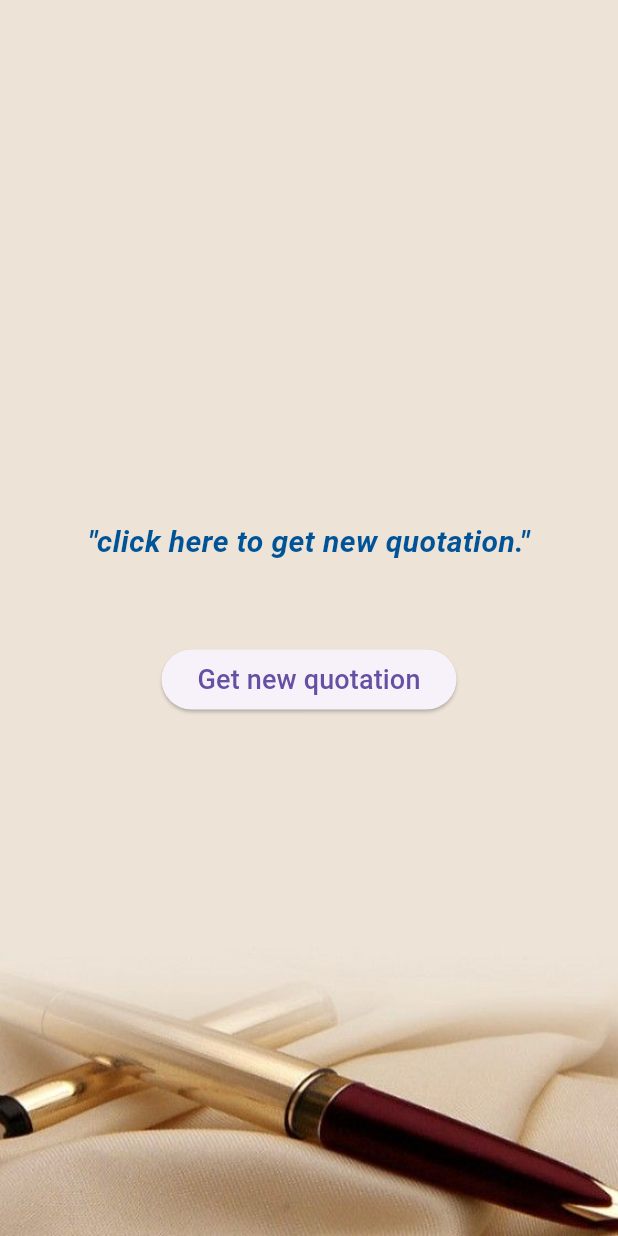
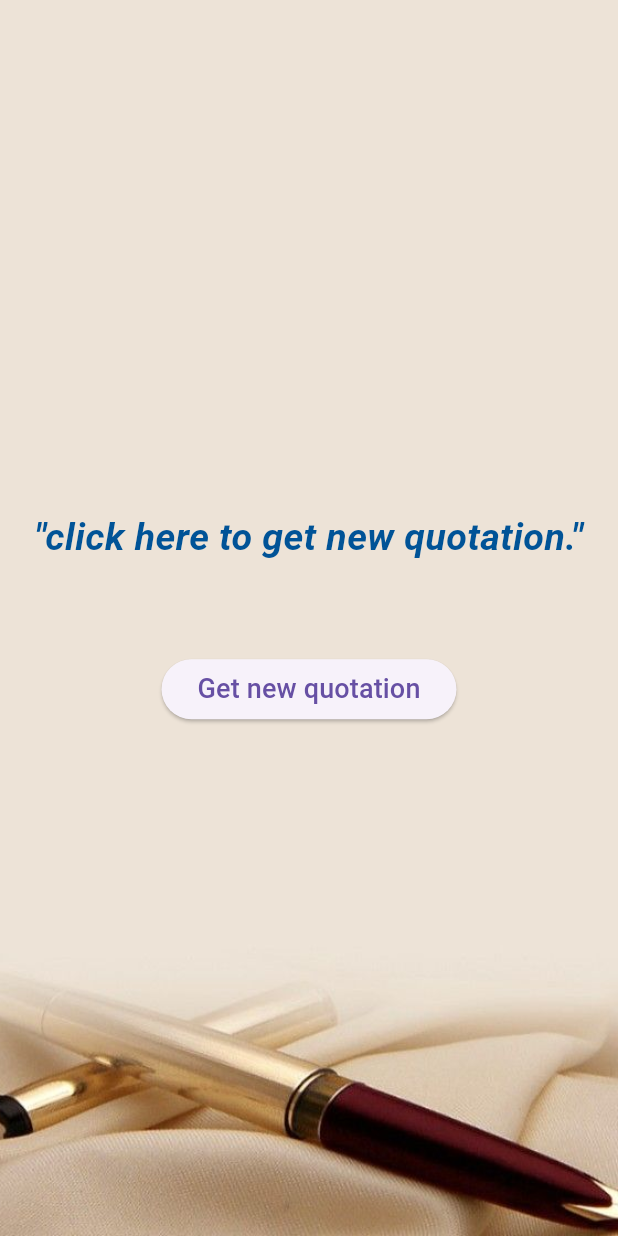
Before and after one commit to Muhannmmad/zitate_app, a Flutter app: the screen it shows after launch, on a phone screen of 412 x 824 dp. Run offline on Flutter 3.47's test engine with Material 3 defaults, Android fonts, the phone set to English and light mode, and no system bars.

Commit message:
fontsize changed

```diff
--- a/lib/main.dart
+++ b/lib/main.dart
@@ -68,7 +68,7 @@ class _QuoteScreenState extends State<QuoteScreen> {
                   '"$quote"',
                   textAlign: TextAlign.center,
                   style: TextStyle(
-                      fontSize: 20.0,
+                      fontSize: 25,
                       fontWeight: FontWeight.bold,
                       fontStyle: FontStyle.italic,
                       color: const Color.fromARGB(255, 0, 83, 151)),
@@ -78,7 +78,7 @@ class _QuoteScreenState extends State<QuoteScreen> {
                   author.isNotEmpty ? '- $author' : '',
                   textAlign: TextAlign.center,
                   style: TextStyle(
-                    fontSize: 16.0,
+                    fontSize: 20,
                     color: const Color.fromARGB(255, 123, 0, 0),
                     fontWeight: FontWeight.bold,
                   ),
```
